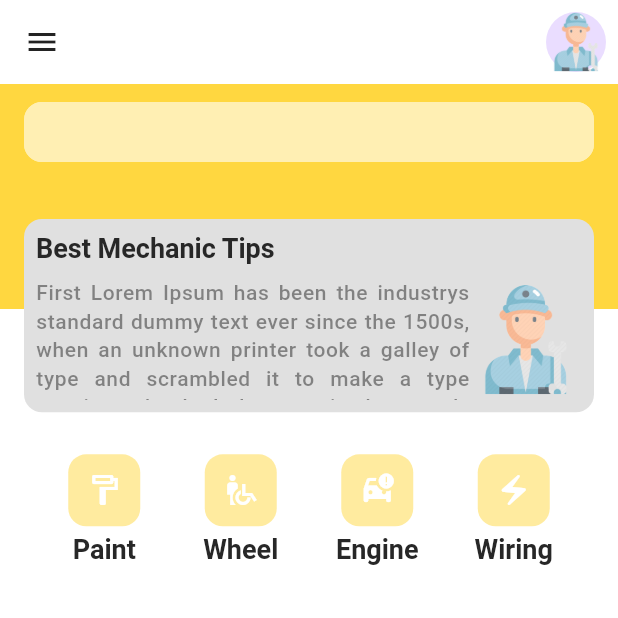
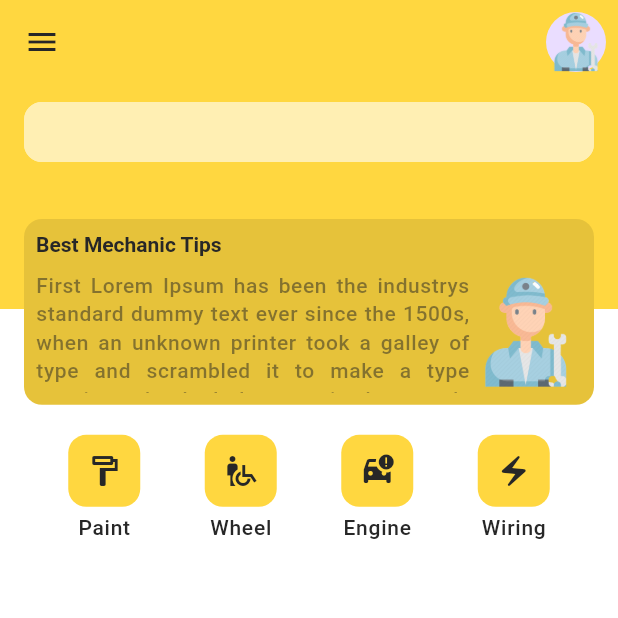
Before and after one commit to BaatoMechanic/bazra_flutter, a Flutter app: the HomeScreen screen opened by its route, on a phone screen of 412 x 824 dp, the top half of it. Run offline on Flutter 3.47's test engine with Material 2 defaults, Android fonts, the phone set to English and light mode, and no system bars; drawn by our look-alikes of carousel_slider; our stand-ins replace audioplayers, flutter_map, flutter_riverpod, flutter_svg, geolocator, go_router and 6 more; missing offline and left inert: dart:ffi, flutter_flip_card, flutter_map_location_marker, location_picker_flutter_map; accounts and stored records are empty; Roboto replaces fonts that are missing (Montserrat, Poppins).

Commit message:
Modified theme of home page

```diff
--- a/lib/src/features/auth/presentation/login/login_screen.dart
+++ b/lib/src/features/auth/presentation/login/login_screen.dart
@@ -41,8 +41,8 @@ class LoginScreen extends ConsumerWidget {
           .signInWithIdAndPassword(
               _idController.text, _passwordController.text);
       if (response) {
-        // context.goNamed(appRoute.home.name);
-        context.goNamed(appRoute.trackMechanic.name);
+        context.goNamed(appRoute.home.name);
+        // context.goNamed(appRoute.trackMechanic.name);
       }
     }
   }
--- a/lib/src/features/home/home_screen.dart
+++ b/lib/src/features/home/home_screen.dart
@@ -18,7 +18,6 @@ class HomeScreen extends StatelessWidget {
   Widget build(BuildContext context) {
     return SafeArea(
       child: Scaffold(
-        backgroundColor: Colors.white,
         drawer: Drawer(
           child: UserProfileMenu(),
         ),
--- a/lib/src/features/home/service_type_button.dart
+++ b/lib/src/features/home/service_type_button.dart
@@ -1,5 +1,6 @@
 // ignore_for_file: public_member_api_docs, sort_constructors_first
 import 'package:bato_mechanic/src/features/home/tips_carousel.dart';
+import 'package:bato_mechanic/src/utils/constants/managers/default_manager.dart';
 import 'package:flutter/material.dart';
 
 import 'package:bato_mechanic/src/utils/extensions/string_extension.dart';
@@ -19,20 +20,16 @@ class ServiceTypeButton extends StatelessWidget {
 
   @override
   Widget build(BuildContext context) {
-    return Padding(
-      padding: const EdgeInsets.all(8.0),
-      child: Column(
+    return Column(
       children: [
         Container(
           decoration: BoxDecoration(
-              // color: ColorManager.primaryOpacity70,
-              color: ThemeColor.primary.withOpacity(0.5),
-              borderRadius: BorderRadius.circular(AppRadius.r12),
+            color: ThemeColor.primary,
+            borderRadius: BorderRadius.circular(DefaultManager.cardRadiusXs),
           ),
           child: IconButton(
             onPressed: () {},
             icon: icon,
-              color: Colors.white,
           ),
         ),
         const SizedBox(
@@ -40,10 +37,9 @@ class ServiceTypeButton extends StatelessWidget {
         ),
         Text(
           name,
-            style: Theme.of(context).textTheme.headlineSmall,
+          style: Theme.of(context).textTheme.bodyLarge,
         )
       ],
-      ),
     );
   }
 }
--- a/lib/src/features/home/tips_carousel.dart
+++ b/lib/src/features/home/tips_carousel.dart
@@ -25,6 +25,7 @@ class TipsCarousel extends StatelessWidget {
 
   @override
   Widget build(BuildContext context) {
+    final bool isDarkTheme = Theme.of(context).brightness == Brightness.dark;
     final List<Widget> tipSliderItems = tipList
         .map(
           (item) => Row(
@@ -33,9 +34,10 @@ class TipsCarousel extends StatelessWidget {
                 child: Text(
                   item['tip'],
                   textAlign: TextAlign.justify,
-                  style: Theme.of(context).textTheme.bodySmall!.copyWith(
-                      // color: ColorManager.blackWithOpacity,
-                      color: ThemeColor.black.withOpacity(0.5)),
+                  style: Theme.of(context)
+                      .textTheme
+                      .bodySmall!
+                      .copyWith(color: ThemeColor.black.withOpacity(0.5)),
                 ),
               ),
               SizedBox(
@@ -49,8 +51,9 @@ class TipsCarousel extends StatelessWidget {
         )
         .toList();
     return Container(
-      decoration: BoxDecoration(
-        color: ThemeColor.grey,
+      decoration: const BoxDecoration().copyWith(
+        color: ColorManager.primaryShade10,
+        // color: isDarkTheme ? ThemeColor.grey : ThemeColor.lightGrey,
         borderRadius: BorderRadius.circular(
           AppRadius.r12,
         ),
--- a/lib/src/utils/constants/managers/default_manager.dart
+++ b/lib/src/utils/constants/managers/default_manager.dart
@@ -3,7 +3,7 @@ import 'package:bato_mechanic/src/utils/constants/managers/values_manager.dart';
 class DefaultManager {
   // Button sizes
   static const double buttonHeight = AppHeight.h18;
-  static const double buttonRadius = AppRadius.r8;
+  static const double buttonRadius = AppRadius.r4;
   static const double buttonWidth = AppWidth.h125;
   static const double buttonElevation = 4.0;
 
@@ -28,10 +28,10 @@ class DefaultManager {
   static const double spaceBtwInputFields = AppRadius.r16;
 
   // Card sizes
-  static const double cardRadiusLg = AppRadius.r16;
-  static const double cardRadiusMd = AppRadius.r12;
+  static const double cardRadiusLg = AppRadius.r18;
+  static const double cardRadiusMd = AppRadius.r16;
   static const double cardRadiusSm = AppRadius.r14;
-  static const double cardRadiusXs = AppRadius.r16;
+  static const double cardRadiusXs = AppRadius.r12;
   static const double cardElevation = 2.0;
 
   // Image carousel height
--- a/lib/src/utils/theme/theme.dart
+++ b/lib/src/utils/theme/theme.dart
@@ -1,4 +1,6 @@
 import 'package:bato_mechanic/src/utils/constants/managers/color_manager.dart';
+import 'package:bato_mechanic/src/utils/constants/managers/font_manager.dart';
+import 'package:bato_mechanic/src/utils/theme/widget_themes/icon_button_theme.dart';
 import 'package:bato_mechanic/src/utils/theme/widget_themes/text_selection_theme.dart';
 import 'package:flutter/material.dart';
 
@@ -16,12 +18,15 @@ class BaatoAppTheme {
 
   static ThemeData lightTheme = ThemeData(
     useMaterial3: true,
-    fontFamily: 'Poppins',
+    // fontFamily: 'Poppins',
+    fontFamily: FontConstants.fontFamily,
     disabledColor: ThemeColor.grey,
     brightness: Brightness.light,
     primaryColor: ThemeColor.primary,
     primaryColorDark: ColorManager.primaryShade20,
     textTheme: BaatoTextTheme.lightTextTheme,
+    textSelectionTheme: BaatoTextSelectionTheme.lightTextSelectionTheme,
+    inputDecorationTheme: BaatoInputDecorationTheme.lightInputDecorationTheme,
     chipTheme: BaatoChipTheme.lightChipTheme,
     scaffoldBackgroundColor: ThemeColor.white,
     appBarTheme: BaatoAppBarTheme.lightAppBarTheme,
@@ -29,18 +34,20 @@ class BaatoAppTheme {
     bottomSheetTheme: BaatoBottomSheetTheme.lightBottomSheetTheme,
     elevatedButtonTheme: BaatoElevatedButtonTheme.lightElevatedButtonTheme,
     outlinedButtonTheme: BaatoOutlinedButtonTheme.lightOutlinedButtonTheme,
-    inputDecorationTheme: BaatoInputDecorationTheme.lightInputDecorationTheme,
+    iconButtonTheme: BaatoIconButtonTheme.lightIconButtonTheme,
   );
 
   static ThemeData darkTheme = ThemeData(
     useMaterial3: true,
-    fontFamily: 'Poppins',
+    // fontFamily: 'Poppins',
+    fontFamily: FontConstants.fontFamily,
     disabledColor: ThemeColor.grey,
     brightness: Brightness.dark,
     primaryColor: ThemeColor.primary,
     primaryColorDark: ColorManager.primaryShade20,
     textTheme: BaatoTextTheme.darkTextTheme,
-    textSelectionTheme: BaatoTextSelectionTheme.lightTextSelectionTheme,
+    textSelectionTheme: BaatoTextSelectionTheme.darkTextSelectionTheme,
+    inputDecorationTheme: BaatoInputDecorationTheme.darkInputDecorationTheme,
     chipTheme: BaatoChipTheme.darkChipTheme,
     scaffoldBackgroundColor: ThemeColor.black,
     appBarTheme: BaatoAppBarTheme.darkAppBarTheme,
@@ -48,6 +55,6 @@ class BaatoAppTheme {
     bottomSheetTheme: BaatoBottomSheetTheme.darkBottomSheetTheme,
     elevatedButtonTheme: BaatoElevatedButtonTheme.darkElevatedButtonTheme,
     outlinedButtonTheme: BaatoOutlinedButtonTheme.darkOutlinedButtonTheme,
-    inputDecorationTheme: BaatoInputDecorationTheme.darkInputDecorationTheme,
+    iconButtonTheme: BaatoIconButtonTheme.darkIconButtonTheme,
   );
 }
--- a/lib/src/utils/theme/widget_themes/appbar_theme.dart
+++ b/lib/src/utils/theme/widget_themes/appbar_theme.dart
@@ -10,7 +10,7 @@ class BaatoAppBarTheme {
     elevation: 0,
     centerTitle: false,
     scrolledUnderElevation: 0,
-    backgroundColor: Colors.transparent,
+    backgroundColor: ThemeColor.primary,
     surfaceTintColor: Colors.transparent,
     iconTheme: IconThemeData(color: ThemeColor.black, size: AppSize.s24),
     actionsIconTheme: IconThemeData(color: ThemeColor.black, size: AppSize.s24),
@@ -21,7 +21,7 @@ class BaatoAppBarTheme {
     elevation: 0,
     centerTitle: false,
     scrolledUnderElevation: 0,
-    backgroundColor: Colors.transparent,
+    backgroundColor: ThemeColor.primary,
     surfaceTintColor: Colors.transparent,
     iconTheme: IconThemeData(color: ThemeColor.black, size: AppSize.s24),
     actionsIconTheme: IconThemeData(color: ThemeColor.white, size: AppSize.s24),
--- /dev/null
+++ b/lib/src/utils/theme/widget_themes/icon_button_theme.dart
@@ -0,0 +1,19 @@
+import 'package:bato_mechanic/src/utils/constants/managers/color_manager.dart';
+import 'package:flutter/material.dart';
+
+class BaatoIconButtonTheme {
+  BaatoIconButtonTheme._();
+  static final IconButtonThemeData lightIconButtonTheme = IconButtonThemeData(
+    style: ButtonStyle().copyWith(
+      // backgroundColor: MaterialStatePropertyAll<Color>(ThemeColor.),
+      iconColor: MaterialStatePropertyAll<Color>(ThemeColor.dark),
+    ),
+  );
+
+  static final IconButtonThemeData darkIconButtonTheme = IconButtonThemeData(
+    style: ButtonStyle().copyWith(
+      // backgroundColor: MaterialStatePropertyAll<Color>(ThemeColor.),
+      iconColor: MaterialStatePropertyAll<Color>(ThemeColor.dark),
+    ),
+  );
+}
--- a/lib/src/utils/theme/widget_themes/text_selection_theme.dart
+++ b/lib/src/utils/theme/widget_themes/text_selection_theme.dart
@@ -4,7 +4,14 @@ import 'package:flutter/material.dart';
 class BaatoTextSelectionTheme {
   BaatoTextSelectionTheme._();
 
-  static const TextSelectionThemeData lightTextSelectionTheme =
+  static TextSelectionThemeData lightTextSelectionTheme =
+      TextSelectionThemeData(
+    cursorColor: ThemeColor.primary,
+    selectionColor: ColorManager.primaryShade30,
+    selectionHandleColor: ThemeColor.primary,
+  );
+
+  static const TextSelectionThemeData darkTextSelectionTheme =
       TextSelectionThemeData(
     cursorColor: ThemeColor.primary,
     selectionColor: ThemeColor.black,
--- a/lib/src/utils/theme/widget_themes/text_theme.dart
+++ b/lib/src/utils/theme/widget_themes/text_theme.dart
@@ -1,3 +1,4 @@
+import 'package:bato_mechanic/src/utils/constants/managers/font_manager.dart';
 import 'package:flutter/material.dart';
 
 import '../../constants/managers/color_manager.dart';
@@ -9,60 +10,156 @@ class BaatoTextTheme {
   /// Customizable Light Text Theme
   static TextTheme lightTextTheme = TextTheme(
     headlineLarge: const TextStyle().copyWith(
-        fontSize: 32.0, fontWeight: FontWeight.bold, color: ThemeColor.dark),
+      fontSize: FontSize.s18,
+      fontWeight: FontWeight.bold,
+      color: ThemeColor.dark,
+    ),
     headlineMedium: const TextStyle().copyWith(
-        fontSize: 24.0, fontWeight: FontWeight.w600, color: ThemeColor.dark),
+      fontSize: FontSize.s16,
+      fontWeight: FontWeight.w600,
+      color: ThemeColor.dark,
+    ),
     headlineSmall: const TextStyle().copyWith(
-        fontSize: 18.0, fontWeight: FontWeight.w600, color: ThemeColor.dark),
+      fontSize: FontSize.s14,
+      fontWeight: FontWeight.w600,
+      color: ThemeColor.dark,
+    ),
     titleLarge: const TextStyle().copyWith(
-        fontSize: 16.0, fontWeight: FontWeight.w600, color: ThemeColor.dark),
+      fontSize: FontSize.s16,
+      fontWeight: FontWeight.w600,
+      color: ThemeColor.dark,
+    ),
     titleMedium: const TextStyle().copyWith(
-        fontSize: 16.0, fontWeight: FontWeight.w500, color: ThemeColor.dark),
+      fontSize: FontSize.s16,
+      fontWeight: FontWeight.w500,
+      color: ThemeColor.dark,
+    ),
     titleSmall: const TextStyle().copyWith(
-        fontSize: 16.0, fontWeight: FontWeight.w400, color: ThemeColor.dark),
+      fontSize: FontSize.s16,
+      fontWeight: FontWeight.w400,
+      color: ThemeColor.dark,
+    ),
     bodyLarge: const TextStyle().copyWith(
-        fontSize: 14.0, fontWeight: FontWeight.w500, color: ThemeColor.dark),
+      fontSize: FontSize.s14,
+      fontWeight: FontWeight.w500,
+      color: ThemeColor.dark,
+    ),
     bodyMedium: const TextStyle().copyWith(
-        fontSize: 14.0, fontWeight: FontWeight.normal, color: ThemeColor.dark),
+      fontSize: FontSize.s14,
+      fontWeight: FontWeight.normal,
+      color: ThemeColor.dark,
+    ),
     bodySmall: const TextStyle().copyWith(
-        fontSize: 14.0,
-        fontWeight: FontWeight.w500,
-        color: ThemeColor.dark.withOpacity(0.5)),
+      fontSize: FontSize.s14,
+      fontWeight: FontWeight.w500,
+      color: ThemeColor.dark.withOpacity(0.5),
+    ),
     labelLarge: const TextStyle().copyWith(
-        fontSize: 12.0, fontWeight: FontWeight.normal, color: ThemeColor.dark),
+      fontSize: FontSize.s12,
+      fontWeight: FontWeight.bold,
+      color: ThemeColor.dark,
+    ),
     labelMedium: const TextStyle().copyWith(
-        fontSize: 12.0,
-        fontWeight: FontWeight.normal,
-        color: ThemeColor.dark.withOpacity(0.5)),
+      fontSize: FontSize.s12,
+      fontWeight: FontWeight.normal,
+      color: ThemeColor.dark.withOpacity(0.5),
+    ),
+    labelSmall: const TextStyle().copyWith(
+      fontSize: FontSize.s12,
+      fontWeight: FontWeight.w300,
+      color: ThemeColor.dark.withOpacity(0.5),
+    ),
   );
 
   /// Customizable Dark Text Theme
   static TextTheme darkTextTheme = TextTheme(
     headlineLarge: const TextStyle().copyWith(
-        fontSize: 32.0, fontWeight: FontWeight.bold, color: ThemeColor.light),
+      fontSize: FontSize.s18,
+      fontWeight: FontWeight.bold,
+      color: ThemeColor.light,
+    ),
     headlineMedium: const TextStyle().copyWith(
-        fontSize: 24.0, fontWeight: FontWeight.w600, color: ThemeColor.light),
+      fontSize: FontSize.s16,
+      fontWeight: FontWeight.w600,
+      color: ThemeColor.light,
+    ),
     headlineSmall: const TextStyle().copyWith(
-        fontSize: 18.0, fontWeight: FontWeight.w600, color: ThemeColor.light),
+      fontSize: FontSize.s14,
+      fontWeight: FontWeight.w600,
+      color: ThemeColor.light,
+    ),
     titleLarge: const TextStyle().copyWith(
-        fontSize: 16.0, fontWeight: FontWeight.w600, color: ThemeColor.light),
+      fontSize: FontSize.s16,
+      fontWeight: FontWeight.w600,
+      color: ThemeColor.light,
+    ),
     titleMedium: const TextStyle().copyWith(
-        fontSize: 16.0, fontWeight: FontWeight.w500, color: ThemeColor.light),
+      fontSize: FontSize.s16,
+      fontWeight: FontWeight.w500,
+      color: ThemeColor.light,
+    ),
     titleSmall: const TextStyle().copyWith(
-        fontSize: 16.0, fontWeight: FontWeight.w400, color: ThemeColor.light),
+      fontSize: FontSize.s16,
+      fontWeight: FontWeight.w400,
+      color: ThemeColor.light,
+    ),
     bodyLarge: const TextStyle().copyWith(
-        fontSize: 14.0, fontWeight: FontWeight.w500, color: ThemeColor.light),
+      fontSize: FontSize.s14,
+      fontWeight: FontWeight.w500,
+      color: ThemeColor.light,
+    ),
     bodyMedium: const TextStyle().copyWith(
-        fontSize: 14.0, fontWeight: FontWeight.normal, color: ThemeColor.light),
+      fontSize: FontSize.s14,
+      fontWeight: FontWeight.normal,
+      color: ThemeColor.light,
+    ),
     bodySmall: const TextStyle().copyWith(
-        fontSize: 14.0,
-        fontWeight: FontWeight.w500,
-        color: ThemeColor.light.withOpacity(0.5)),
+      fontSize: FontSize.s14,
+      fontWeight: FontWeight.w500,
+      color: ThemeColor.light.withOpacity(0.5),
+    ),
     labelLarge: const TextStyle().copyWith(
-        fontSize: 12.0, fontWeight: FontWeight.normal, color: ThemeColor.light),
+      fontSize: FontSize.s12,
+      fontWeight: FontWeight.bold,
+      color: ThemeColor.light,
+    ),
     labelMedium: const TextStyle().copyWith(
-        fontSize: 12.0,
-        fontWeight: FontWeight.normal,
-        color: ThemeColor.light.withOpacity(0.5)),
+      fontSize: FontSize.s12,
+      fontWeight: FontWeight.normal,
+      color: ThemeColor.light.withOpacity(0.5),
+    ),
+    labelSmall: const TextStyle().copyWith(
+      fontSize: FontSize.s12,
+      fontWeight: FontWeight.w300,
+      color: ThemeColor.light.withOpacity(0.5),
+    ),
   );
+  // static TextTheme darkTextTheme = TextTheme(
+  //   headlineLarge: const TextStyle().copyWith(
+  //       fontSize: 32.0, fontWeight: FontWeight.bold, color: ThemeColor.light),
+  //   headlineMedium: const TextStyle().copyWith(
+  //       fontSize: 24.0, fontWeight: FontWeight.w600, color: ThemeColor.light),
+  //   headlineSmall: const TextStyle().copyWith(
+  //       fontSize: 18.0, fontWeight: FontWeight.w600, color: ThemeColor.light),
+  //   titleLarge: const TextStyle().copyWith(
+  //       fontSize: 16.0, fontWeight: FontWeight.w600, color: ThemeColor.light),
+  //   titleMedium: const TextStyle().copyWith(
+  //       fontSize: 16.0, fontWeight: FontWeight.w500, color: ThemeColor.light),
+  //   titleSmall: const TextStyle().copyWith(
+  //       fontSize: 16.0, fontWeight: FontWeight.w400, color: ThemeColor.light),
+  //   bodyLarge: const TextStyle().copyWith(
+  //       fontSize: 14.0, fontWeight: FontWeight.w500, color: ThemeColor.light),
+  //   bodyMedium: const TextStyle().copyWith(
+  //       fontSize: 14.0, fontWeight: FontWeight.normal, color: ThemeColor.light),
+  //   bodySmall: const TextStyle().copyWith(
+  //       fontSize: 14.0,
+  //       fontWeight: FontWeight.w500,
+  //       color: ThemeColor.light.withOpacity(0.5)),
+  //   labelLarge: const TextStyle().copyWith(
+  //       fontSize: 12.0, fontWeight: FontWeight.normal, color: ThemeColor.light),
+  //   labelMedium: const TextStyle().copyWith(
+  //       fontSize: 12.0,
+  //       fontWeight: FontWeight.normal,
+  //       color: ThemeColor.light.withOpacity(0.5)),
+  // );
 }
```
Lines whose indentation alone changed are shown as unchanged.
